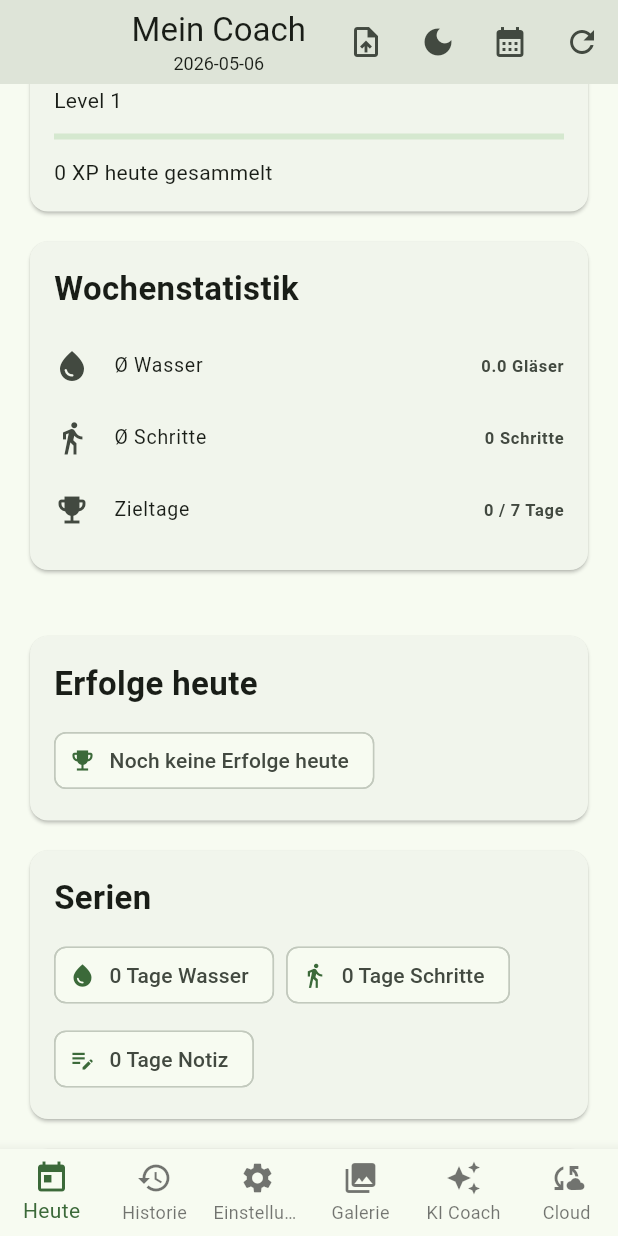
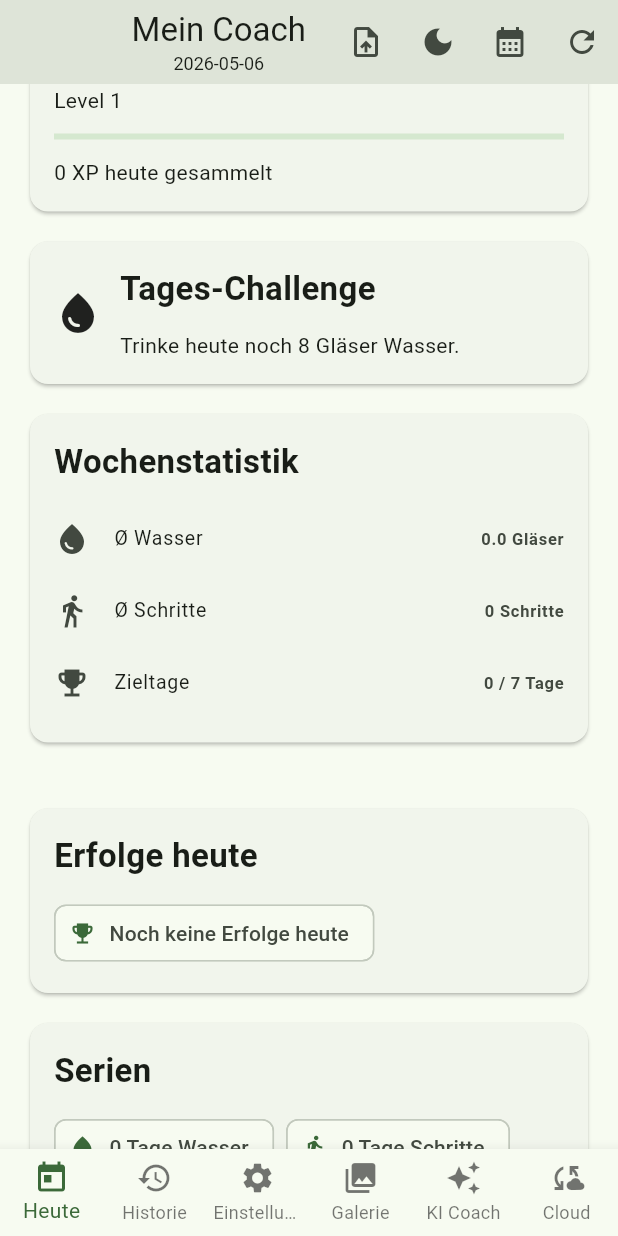
Before and after one commit to AveenAl-Hadad/mein_coach, a Flutter app: the screen it shows after launch, scrolled down 576 dp, on a phone screen of 412 x 824 dp. Run offline on Flutter 3.47's test engine with Material 3 defaults, Android fonts, the phone set to English and light mode, and no system bars; our stand-ins replace fl_chart, flutter_local_notifications, image_picker, share_plus, shared_preferences, timezone.

Commit message:
feat: Tages Challenge hinzugefügt

```diff
--- a/lib/seiten/start_seite.dart
+++ b/lib/seiten/start_seite.dart
@@ -22,6 +22,7 @@ import '../widgets/gewicht_verlauf_karte.dart';
 import '../widgets/aktivitaet_verlauf_karte.dart';
 import '../widgets/ki_tagesanalyse_karte.dart';
 import '../widgets/xp_level_karte.dart';
+import '../widgets/tages_challenge_karte.dart';
 
 /// Startseite der App.
 /// Zeigt die heutigen Daten und nutzt den TagesProvider
@@ -170,6 +171,14 @@ class _StartSeiteStatus extends State<StartSeite> {
 
           AppStyle.abstandKlein,
 
+          TagesChallengeKarte(
+            eintrag: eintrag,
+            wasserZiel: einstellungenProvider.wasserZiel,
+            schritteZiel: einstellungenProvider.schritteZiel,
+          ),
+
+          AppStyle.abstandKlein,
+
           WochenStatistikKarte(
             tage: historieProvider.tage,
             wasserZiel: einstellungenProvider.wasserZiel,
--- /dev/null
+++ b/lib/widgets/tages_challenge_karte.dart
@@ -0,0 +1,70 @@
+import 'package:flutter/material.dart';
+
+import '../modelle/tages_eintrag.dart';
+import '../style/app_style.dart';
+
+class TagesChallengeKarte extends StatelessWidget {
+  final TagesEintrag eintrag;
+  final int wasserZiel;
+  final int schritteZiel;
+
+  const TagesChallengeKarte({
+    super.key,
+    required this.eintrag,
+    required this.wasserZiel,
+    required this.schritteZiel,
+  });
+
+  String get challenge {
+    if (eintrag.wasser < wasserZiel) {
+      return 'Trinke heute noch ${wasserZiel - eintrag.wasser} Gläser Wasser.';
+    }
+
+    if (eintrag.schritte < schritteZiel) {
+      return 'Gehe heute noch ${schritteZiel - eintrag.schritte} Schritte.';
+    }
+
+    if (eintrag.mahlzeiten.isEmpty) {
+      return 'Speichere heute mindestens eine Mahlzeit.';
+    }
+
+    if (eintrag.notiz.trim().isEmpty) {
+      return 'Schreibe eine kurze Tagesnotiz.';
+    }
+
+    return 'Alle Tages-Challenges geschafft 🔥';
+  }
+
+  IconData get icon {
+    if (eintrag.wasser < wasserZiel) return Icons.water_drop;
+    if (eintrag.schritte < schritteZiel) return Icons.directions_walk;
+    if (eintrag.mahlzeiten.isEmpty) return Icons.restaurant;
+    if (eintrag.notiz.trim().isEmpty) return Icons.edit_note;
+    return Icons.emoji_events;
+  }
+
+  @override
+  Widget build(BuildContext context) {
+    return Card(
+      child: Padding(
+        padding: AppStyle.standardPadding,
+        child: Row(
+          children: [
+            Icon(icon, size: 32),
+            const SizedBox(width: 12),
+            Expanded(
+              child: Column(
+                crossAxisAlignment: CrossAxisAlignment.start,
+                children: [
+                  const Text('Tages-Challenge', style: AppStyle.titelMittel),
+                  AppStyle.abstandKlein,
+                  Text(challenge),
+                ],
+              ),
+            ),
+          ],
+        ),
+      ),
+    );
+  }
+}
```
